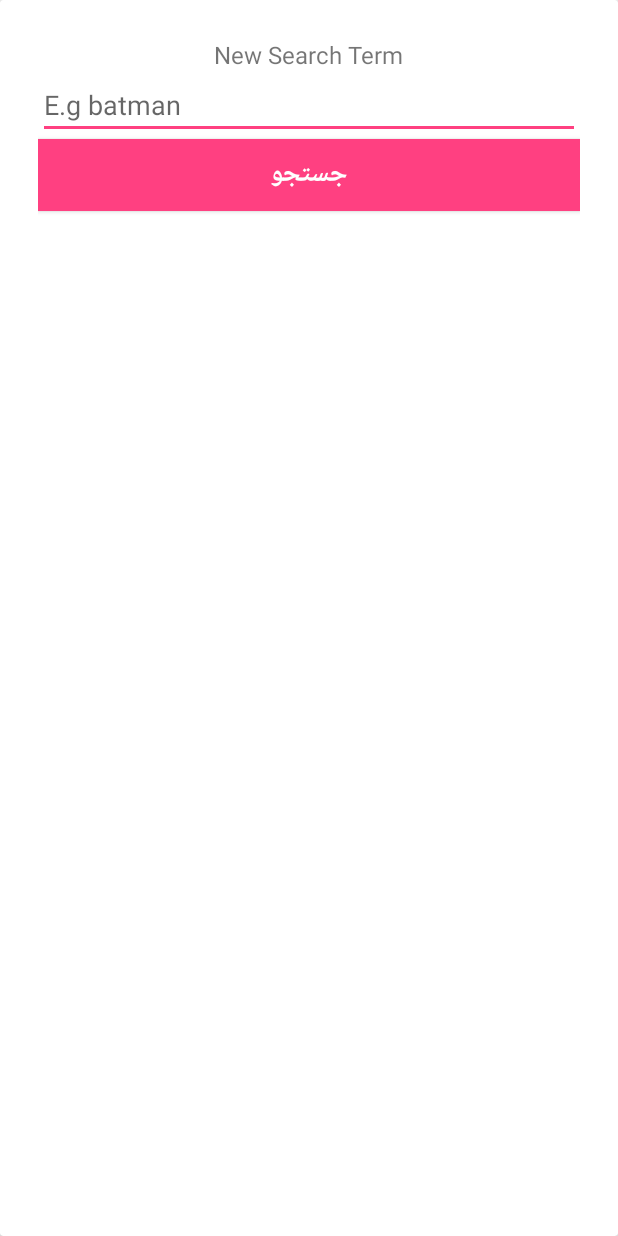
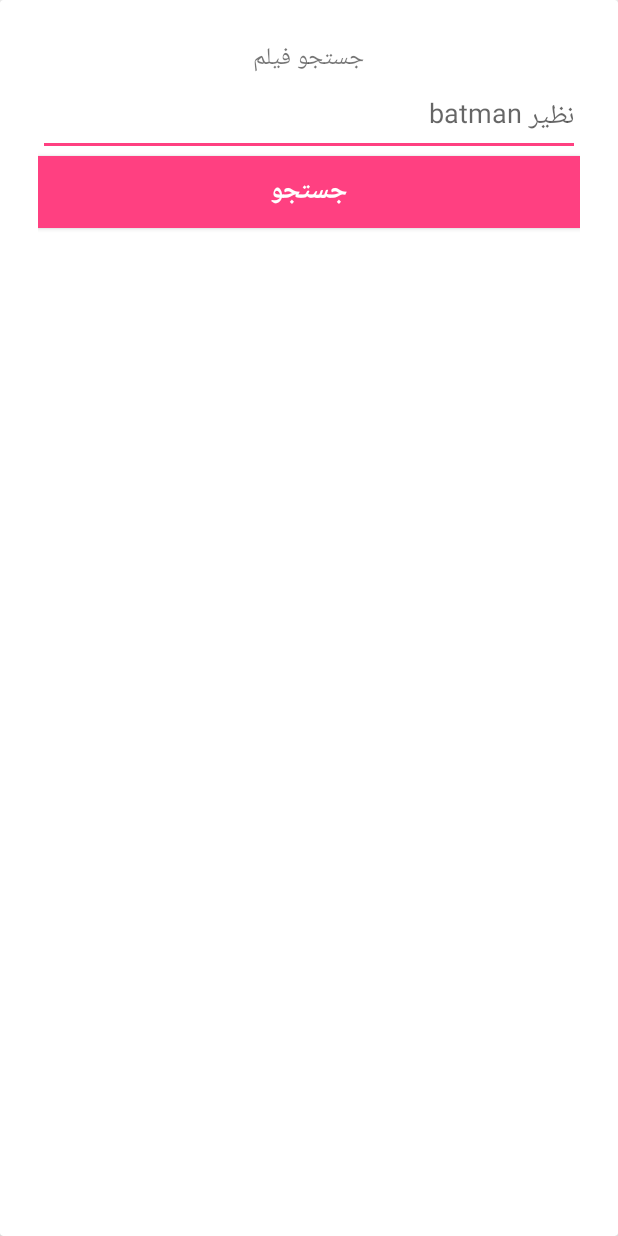
Before and after one commit to vahidsabet/MovieDirectory, an Android app: the layout dialof_view.xml on its own in the app's theme, with its tools: preview values and no code run, on a phone screen of 412 x 824 dp. Run offline under Robolectric (Android 15) with nearby library versions, the phone set to English and light mode, and no system bars; network calls fail.

```diff
--- a/app/src/main/res/values/strings.xml
+++ b/app/src/main/res/values/strings.xml
@@ -74,6 +74,6 @@
     <string name="pref_ringtone_silent">Silent</string>
 
     <string name="pref_title_vibrate">Vibrate</string>
-    <string name="search_text">New Search Term</string>
-    <string name="search_hint">E.g batman</string>
+    <string name="search_text">جستجو فیلم</string>
+    <string name="search_hint">نظیر batman</string>
 </resources>
```
